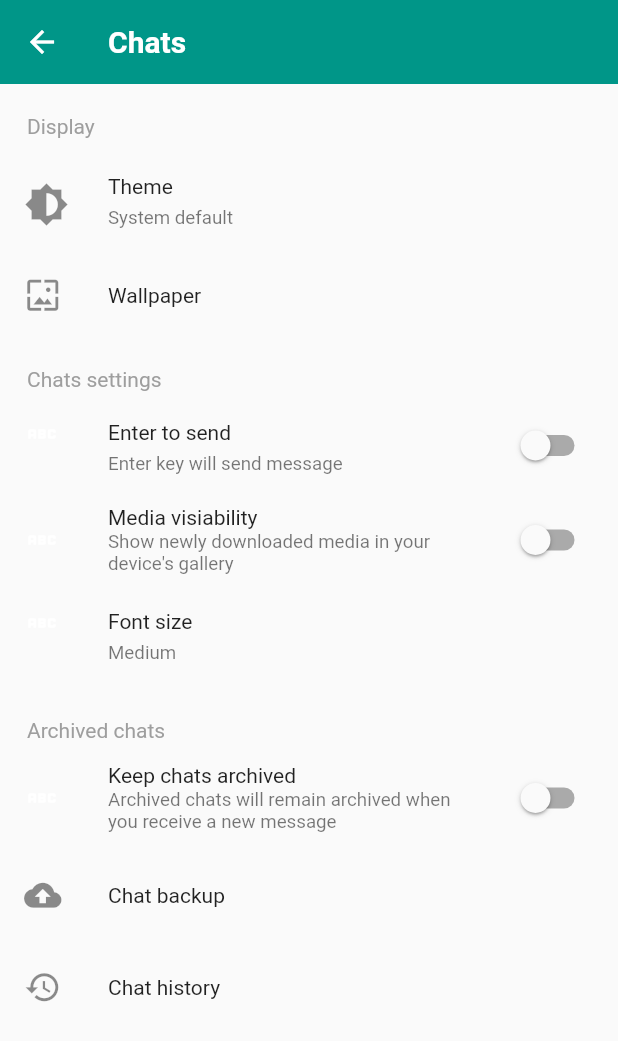
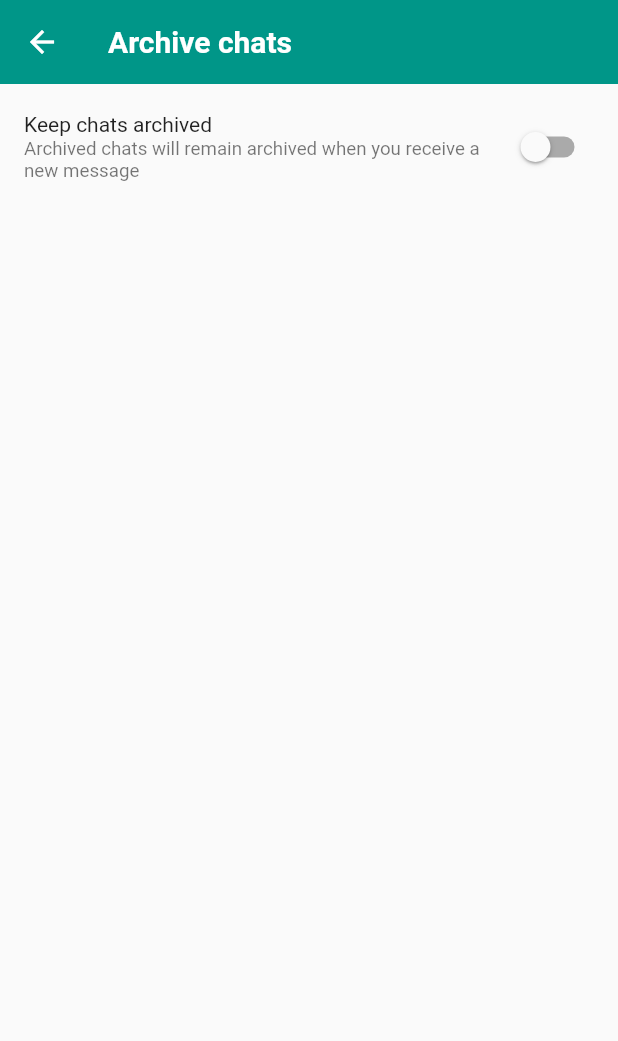
Before and after one commit to Iamdheeraj22/whatsapp_clone, a Flutter app: the ChatsPage screen opened directly, after a tap on "Keep chats archived", on a phone screen of 412 x 824 dp. Shown: the top 1041 px of the screen. Run offline on Flutter 3.47's test engine with Material 2 defaults, Android fonts, the phone set to English and light mode, and no system bars; our stand-ins replace auto_size_text, camera, emoji_picker_flutter, photo_view, video_player.

Commit message:
Complete Archive Chats Page design

```diff
--- a/lib/Screens/ProfileSetting/ChangeNumber/NotifyChangeNumberPage.dart
+++ b/lib/Screens/ProfileSetting/ChangeNumber/NotifyChangeNumberPage.dart
@@ -108,6 +108,7 @@ class _NotifyChangeNumberPageState extends State<NotifyChangeNumberPage> {
   notifyOption() {
     return Column(children: [
       RadioListTile(
+        activeColor: Colors.teal,
         value: 0,
         groupValue: groupValue,
         onChanged: (v) {
@@ -118,6 +119,7 @@ class _NotifyChangeNumberPageState extends State<NotifyChangeNumberPage> {
         title: Text("All contacts"),
       ),
       RadioListTile(
+        activeColor: Colors.teal,
         value: 1,
         groupValue: groupValue,
         onChanged: (v) {
@@ -128,6 +130,7 @@ class _NotifyChangeNumberPageState extends State<NotifyChangeNumberPage> {
         title: Text("Contacts I have chats with"),
       ),
       RadioListTile(
+        activeColor: Colors.teal,
         value: 2,
         groupValue: groupValue,
         onChanged: (v) {
--- /dev/null
+++ b/lib/Screens/ProfileSetting/ChatsPages/ArchiveChatsPage.dart
@@ -0,0 +1,51 @@
+import 'package:flutter/material.dart';
+import 'package:whatsapp_clone/CustomUI/CustomUI.dart';
+
+class ArchiveChatsPage extends StatefulWidget {
+  ArchiveChatsPage({Key? key}) : super(key: key);
+
+  @override
+  State<ArchiveChatsPage> createState() => _ArchiveChatsPageState();
+}
+
+class _ArchiveChatsPageState extends State<ArchiveChatsPage> {
+  var isChecked = false;
+  @override
+  Widget build(BuildContext context) {
+    return Scaffold(
+        appBar: AppBar(
+          backgroundColor: Colors.teal,
+          elevation: 0,
+          automaticallyImplyLeading: true,
+          title: const Text(
+            "Archive chats",
+            style: TextStyle(fontSize: 20, fontWeight: FontWeight.bold),
+          ),
+        ),
+        body: Container(
+          child: Column(
+            children: [
+              customBox(height: 15),
+              ListTile(
+                title: const Text(
+                  "Keep chats archived",
+                  style: TextStyle(fontSize: 14),
+                ),
+                subtitle: const Text(
+                  "Archived chats will remain archived when you receive a new message",
+                  style: TextStyle(fontSize: 12.5),
+                ),
+                trailing: Switch(
+                    activeColor: Colors.teal,
+                    value: isChecked,
+                    onChanged: (v) {
+                      setState(() {
+                        isChecked = !isChecked;
+                      });
+                    }),
+              ),
+            ],
+          ),
+        ));
+  }
+}
--- a/lib/Screens/ProfileSetting/ChatsPages/ChatsPage.dart
+++ b/lib/Screens/ProfileSetting/ChatsPages/ChatsPage.dart
@@ -1,5 +1,6 @@
 import 'package:flutter/material.dart';
 import 'package:whatsapp_clone/CustomUI/CustomUI.dart';
+import 'package:whatsapp_clone/Screens/ProfileSetting/ChatsPages/ArchiveChatsPage.dart';
 import 'package:whatsapp_clone/Screens/ProfileSetting/ChatsPages/ChatBackupSettingPage.dart';
 import 'package:whatsapp_clone/Screens/ProfileSetting/ChatsPages/ChatHistory.dart';
 
@@ -133,7 +134,12 @@ class _ChatsPageState extends State<ChatsPage> {
               ),
               customBox(height: 10),
               ListTile(
-                onTap: () {},
+                onTap: () {
+                  Navigator.push(
+                      context,
+                      MaterialPageRoute(
+                          builder: (builder) => ArchiveChatsPage()));
+                },
                 leading: const Icon(
                   Icons.abc,
                   color: Colors.white,
```
